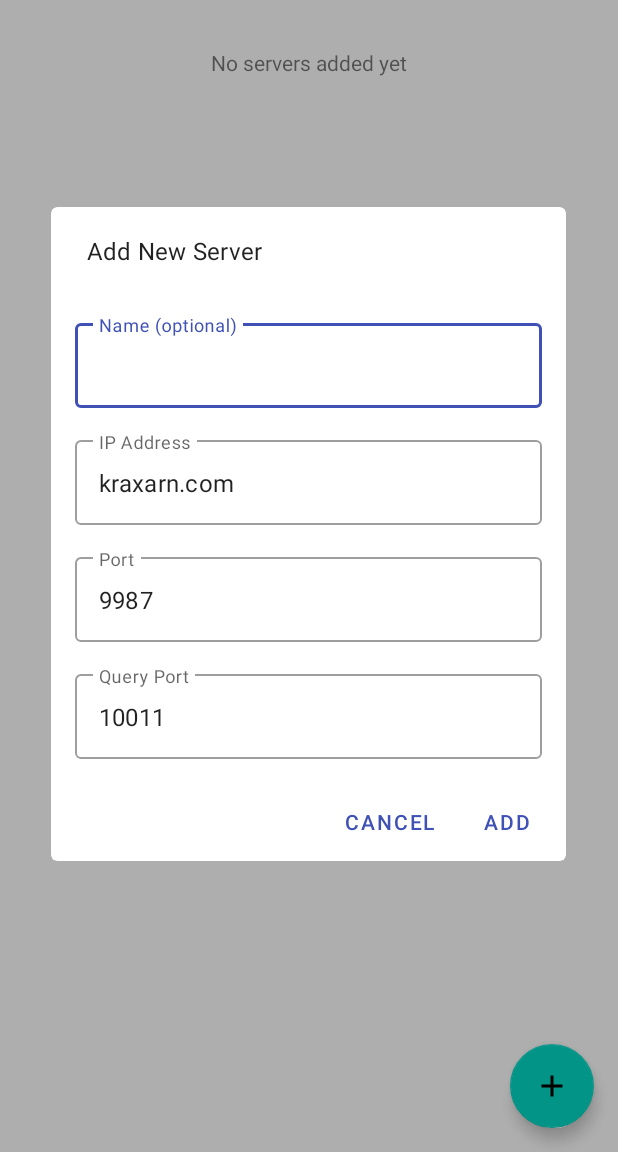
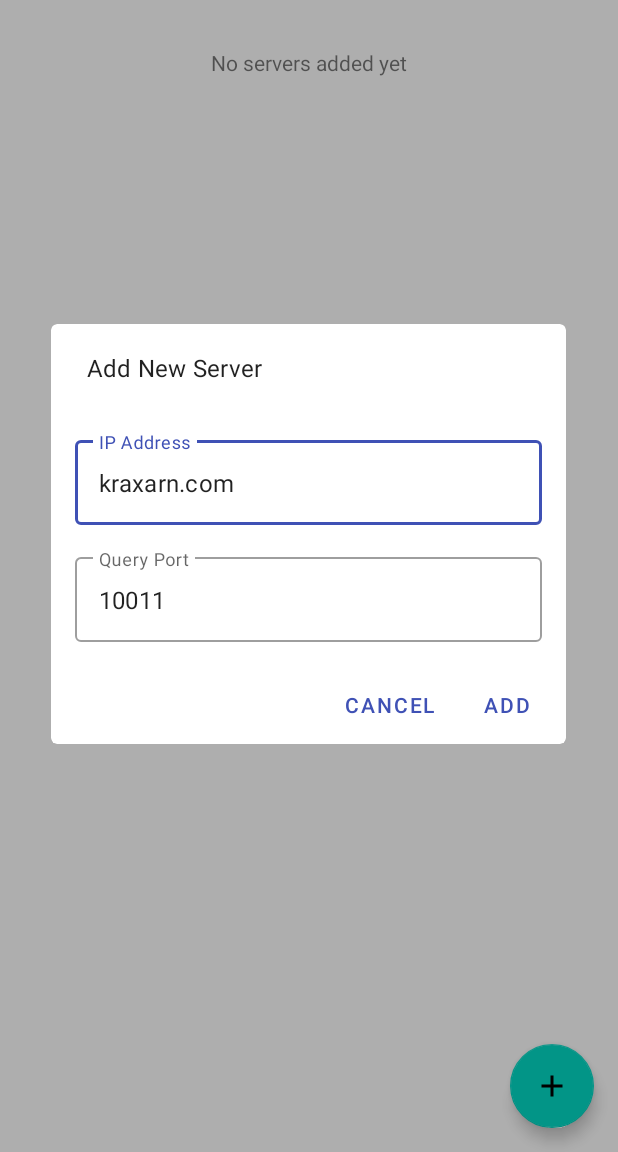
Before and after one commit to kraxarn/TS3Viewer.Android, an Android app: the screen it shows after launch (MainActivity), after a tap on an icon or button, on a phone screen of 412 x 824 dp, the part 84-1236 px from its top. Run offline under Robolectric (Android 15) with nearby library versions, the phone set to English and light mode, and no system bars; libraries missing offline, so code that uses them is left out: org.slf4j.

Commit message:
Remove some add server options

```diff
--- a/app/src/main/java/com/crow/ts3_viewer/MainActivity.kt
+++ b/app/src/main/java/com/crow/ts3_viewer/MainActivity.kt
@@ -61,9 +61,7 @@ class MainActivity : AppCompatActivity()
         val addDialogView = layoutInflater.inflate(R.layout.dialog_add, findViewById(R.id.parent), false)
 
         textInputs = arrayOf(
-            addDialogView.findViewById(R.id.text_layout_add_name),
             addDialogView.findViewById(R.id.text_layout_add_ip),
-            addDialogView.findViewById(R.id.text_layout_add_port),
             addDialogView.findViewById(R.id.text_layout_add_query)
         )
         addLoad = addDialogView.findViewById(R.id.layout_add_load)
--- a/app/src/main/res/layout/dialog_add.xml
+++ b/app/src/main/res/layout/dialog_add.xml
@@ -8,7 +8,6 @@
 
     <LinearLayout
         android:id="@+id/layout_add_load"
-        xmlns:android="http://schemas.android.com/apk/res/android"
         android:layout_width="match_parent"
         android:layout_height="match_parent"
         android:orientation="vertical"
@@ -35,19 +34,6 @@
         android:text="Failed to connect"/>
 
     <com.google.android.material.textfield.TextInputLayout
-        android:id="@+id/text_layout_add_name"
-        android:layout_width="match_parent"
-        android:layout_height="wrap_content"
-        style="@style/Widget.MaterialComponents.TextInputLayout.OutlinedBox"
-        android:layout_marginTop="16dp"
-        android:hint="Name (optional)">
-        <com.google.android.material.textfield.TextInputEditText
-            android:id="@+id/edit_text_add_name"
-            android:layout_width="match_parent"
-            android:layout_height="wrap_content"/>
-    </com.google.android.material.textfield.TextInputLayout>
-
-    <com.google.android.material.textfield.TextInputLayout
         android:id="@+id/text_layout_add_ip"
         android:layout_width="match_parent"
         android:layout_height="wrap_content"
@@ -59,21 +45,6 @@
             android:layout_width="match_parent"
             android:layout_height="wrap_content"
             android:text="kraxarn.com"/>
-    </com.google.android.material.textfield.TextInputLayout>
-
-    <com.google.android.material.textfield.TextInputLayout
-        android:id="@+id/text_layout_add_port"
-        android:layout_width="match_parent"
-        android:layout_height="wrap_content"
-        style="@style/Widget.MaterialComponents.TextInputLayout.OutlinedBox"
-        android:layout_marginTop="16dp"
-        android:hint="Port">
-        <com.google.android.material.textfield.TextInputEditText
-            android:id="@+id/edit_text_add_port"
-            android:layout_width="match_parent"
-            android:layout_height="wrap_content"
-            android:inputType="numberSigned"
-            android:text="9987"/>
     </com.google.android.material.textfield.TextInputLayout>
 
     <com.google.android.material.textfield.TextInputLayout
```
